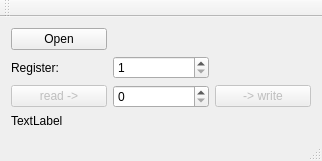
Above: eurotherm/mainwindow.ui from OfficeForProductSafetyAndStandards/LegacyVB6 before the change. Below: the same form after it.
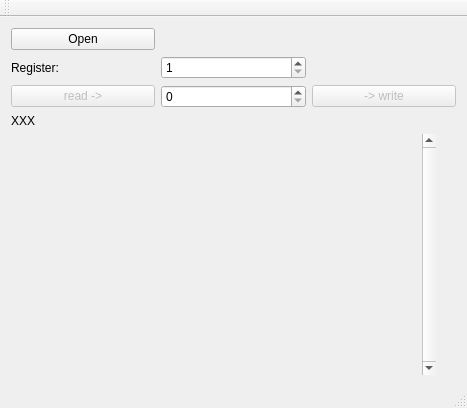
That is the form after the change.

Commit message: Show widget for each QModbusWidget

What changed in the file:
```diff
--- a/eurotherm/mainwindow.ui
+++ b/eurotherm/mainwindow.ui
@@ -6,8 +6,8 @@
    <rect>
     <x>0</x>
     <y>0</y>
-    <width>322</width>
-    <height>146</height>
+    <width>467</width>
+    <height>408</height>
    </rect>
   </property>
   <property name="windowTitle">
@@ -69,10 +69,55 @@
     <item row="3" column="0" colspan="3">
      <widget class="QLabel" name="errorLabel">
       <property name="text">
-       <string>TextLabel</string>
+       <string>XXX</string>
       </property>
      </widget>
     </item>
+    <item row="4" column="0" colspan="3">
+     <layout class="QGridLayout" name="gridLayout_4">
+      <item row="0" column="1">
+       <spacer name="verticalSpacer">
+        <property name="orientation">
+         <enum>Qt::Vertical</enum>
+        </property>
+        <property name="sizeHint" stdset="0">
+         <size>
+          <width>20</width>
+          <height>40</height>
+         </size>
+        </property>
+       </spacer>
+      </item>
+      <item row="0" column="0">
+       <widget class="QScrollArea" name="scrollArea">
+        <property name="frameShape">
+         <enum>QFrame::NoFrame</enum>
+        </property>
+        <property name="verticalScrollBarPolicy">
+         <enum>Qt::ScrollBarAlwaysOn</enum>
+        </property>
+        <property name="widgetResizable">
+         <bool>true</bool>
+        </property>
+        <widget class="QWidget" name="scrollAreaWidgetContents">
+         <property name="geometry">
+          <rect>
+           <x>0</x>
+           <y>0</y>
+           <width>405</width>
+           <height>235</height>
+          </rect>
+         </property>
+         <layout class="QGridLayout" name="gridLayout_2">
+          <item row="0" column="0">
+           <widget class="QWidget" name="regsWidget" native="true"/>
+          </item>
+         </layout>
+        </widget>
+       </widget>
+      </item>
+     </layout>
+    </item>
    </layout>
   </widget>
   <widget class="QMenuBar" name="menuBar">
```
Left out of the diff: 2 changed lines with no effect on the pictures. The commit also changes 6 other files.
